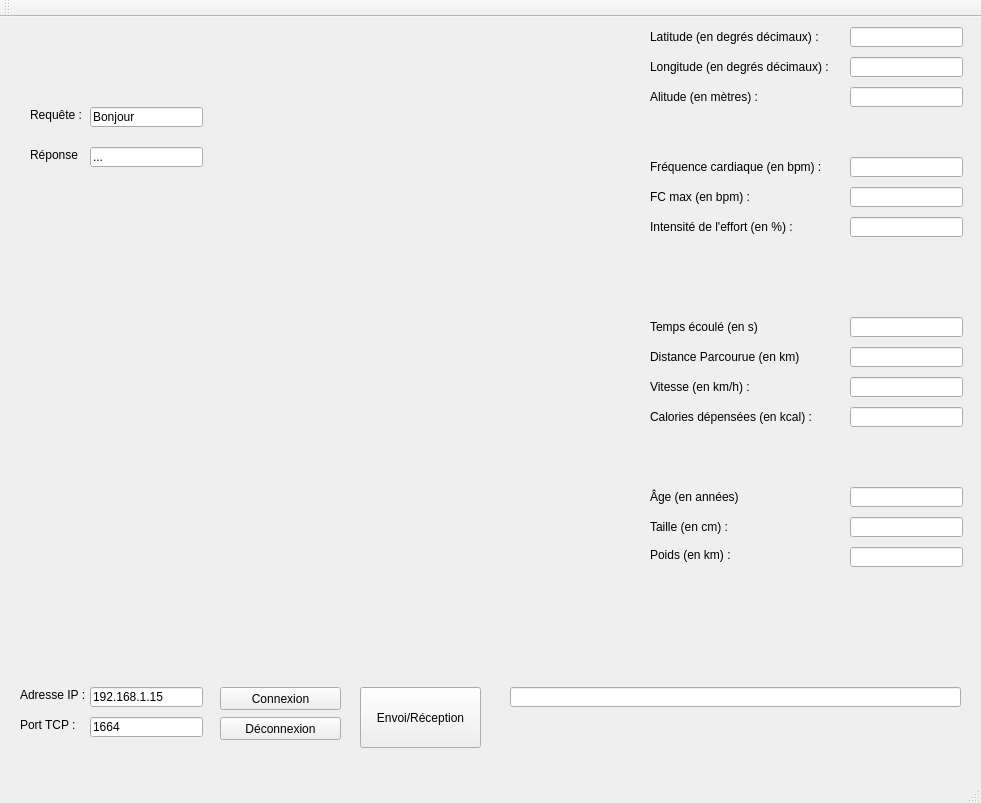
Before: the Qt Designer form mainwindow.ui in MAXouMAX991/telemetrie-marathon-lt, drawn with Qt 5.
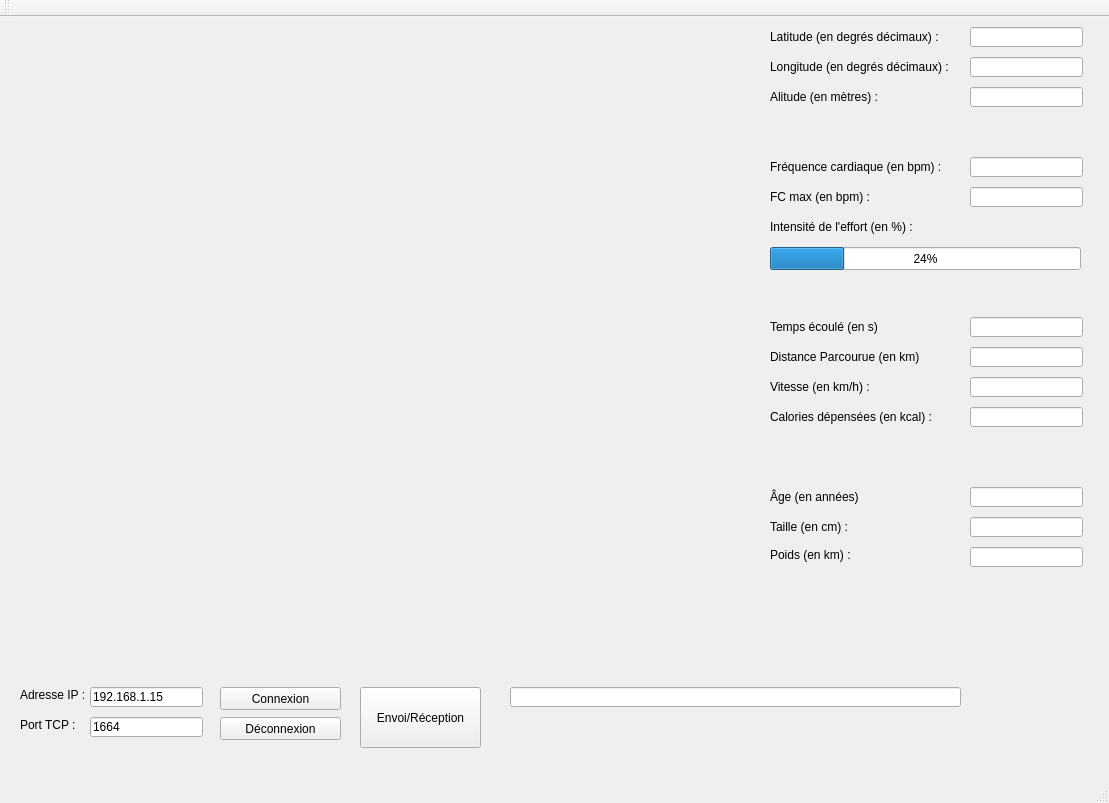
After: the same form once the commit is applied. Icons and pictures are not drawn.

Commit message: Affichage de la carte

Patch:
```diff
--- a/mainwindow.ui
+++ b/mainwindow.ui
@@ -6,7 +6,7 @@
    <rect>
     <x>0</x>
     <y>0</y>
-    <width>981</width>
+    <width>1109</width>
     <height>803</height>
    </rect>
   </property>
@@ -40,19 +40,6 @@
      <string>Port TCP :</string>
     </property>
    </widget>
-   <widget class="QLabel" name="label_3">
-    <property name="geometry">
-     <rect>
-      <x>30</x>
-      <y>90</y>
-      <width>71</width>
-      <height>16</height>
-     </rect>
-    </property>
-    <property name="text">
-     <string>Requête :</string>
-    </property>
-   </widget>
    <widget class="QLineEdit" name="lineEdit_ip">
     <property name="geometry">
      <rect>
@@ -79,45 +66,6 @@
      <string>1664</string>
     </property>
    </widget>
-   <widget class="QLineEdit" name="lineEdit_requete">
-    <property name="geometry">
-     <rect>
-      <x>90</x>
-      <y>90</y>
-      <width>113</width>
-      <height>20</height>
-     </rect>
-    </property>
-    <property name="text">
-     <string>Bonjour</string>
-    </property>
-   </widget>
-   <widget class="QLabel" name="label_4">
-    <property name="geometry">
-     <rect>
-      <x>30</x>
-      <y>130</y>
-      <width>51</width>
-      <height>16</height>
-     </rect>
-    </property>
-    <property name="text">
-     <string>Réponse :</string>
-    </property>
-   </widget>
-   <widget class="QLineEdit" name="lineEdit_reponse">
-    <property name="geometry">
-     <rect>
-      <x>90</x>
-      <y>130</y>
-      <width>113</width>
-      <height>20</height>
-     </rect>
-    </property>
-    <property name="text">
-     <string>...</string>
-    </property>
-   </widget>
    <widget class="QPushButton" name="connexionButton">
     <property name="geometry">
      <rect>
@@ -160,7 +108,7 @@
    <widget class="QLabel" name="label">
     <property name="geometry">
      <rect>
-      <x>650</x>
+      <x>770</x>
       <y>10</y>
       <width>171</width>
       <height>20</height>
@@ -173,7 +121,7 @@
    <widget class="QLabel" name="label_5">
     <property name="geometry">
      <rect>
-      <x>650</x>
+      <x>770</x>
       <y>40</y>
       <width>181</width>
       <height>20</height>
@@ -186,7 +134,7 @@
    <widget class="QLabel" name="label_6">
     <property name="geometry">
      <rect>
-      <x>650</x>
+      <x>770</x>
       <y>70</y>
       <width>111</width>
       <height>20</height>
@@ -199,7 +147,7 @@
    <widget class="QLabel" name="label_7">
     <property name="geometry">
      <rect>
-      <x>650</x>
+      <x>770</x>
       <y>140</y>
       <width>171</width>
       <height>20</height>
@@ -212,7 +160,7 @@
    <widget class="QLabel" name="label_8">
     <property name="geometry">
      <rect>
-      <x>650</x>
+      <x>770</x>
       <y>170</y>
       <width>101</width>
       <height>20</height>
@@ -225,7 +173,7 @@
    <widget class="QLabel" name="label_9">
     <property name="geometry">
      <rect>
-      <x>650</x>
+      <x>770</x>
       <y>200</y>
       <width>151</width>
       <height>20</height>
@@ -238,7 +186,7 @@
    <widget class="QLabel" name="label_10">
     <property name="geometry">
      <rect>
-      <x>650</x>
+      <x>770</x>
       <y>300</y>
       <width>111</width>
       <height>20</height>
@@ -251,7 +199,7 @@
    <widget class="QLabel" name="label_11">
     <property name="geometry">
      <rect>
-      <x>650</x>
+      <x>770</x>
       <y>330</y>
       <width>151</width>
       <height>20</height>
@@ -264,7 +212,7 @@
    <widget class="QLabel" name="label_12">
     <property name="geometry">
      <rect>
-      <x>650</x>
+      <x>770</x>
       <y>360</y>
       <width>101</width>
       <height>20</height>
@@ -277,7 +225,7 @@
    <widget class="QLabel" name="label_13">
     <property name="geometry">
      <rect>
-      <x>650</x>
+      <x>770</x>
       <y>390</y>
       <width>161</width>
       <height>20</height>
@@ -290,7 +238,7 @@
    <widget class="QLabel" name="label_14">
     <property name="geometry">
      <rect>
-      <x>650</x>
+      <x>770</x>
       <y>500</y>
       <width>81</width>
       <height>20</height>
@@ -303,7 +251,7 @@
    <widget class="QLabel" name="label_15">
     <property name="geometry">
      <rect>
-      <x>650</x>
+      <x>770</x>
       <y>530</y>
       <width>81</width>
       <height>16</height>
@@ -316,7 +264,7 @@
    <widget class="QLabel" name="label_16">
     <property name="geometry">
      <rect>
-      <x>650</x>
+      <x>770</x>
       <y>470</y>
       <width>91</width>
       <height>20</height>
@@ -329,7 +277,7 @@
    <widget class="QLineEdit" name="lineEdit_ip_2">
     <property name="geometry">
      <rect>
-      <x>850</x>
+      <x>970</x>
       <y>10</y>
       <width>113</width>
       <height>20</height>
@@ -342,7 +290,7 @@
    <widget class="QLineEdit" name="lineEdit_ip_3">
     <property name="geometry">
      <rect>
-      <x>850</x>
+      <x>970</x>
       <y>40</y>
       <width>113</width>
       <height>20</height>
@@ -355,7 +303,7 @@
    <widget class="QLineEdit" name="lineEdit_ip_4">
     <property name="geometry">
      <rect>
-      <x>850</x>
+      <x>970</x>
       <y>70</y>
       <width>113</width>
       <height>20</height>
@@ -368,7 +316,7 @@
    <widget class="QLineEdit" name="lineEdit_ip_5">
     <property name="geometry">
      <rect>
-      <x>850</x>
+      <x>970</x>
       <y>140</y>
       <width>113</width>
       <height>20</height>
@@ -381,7 +329,7 @@
    <widget class="QLineEdit" name="lineEdit_ip_6">
     <property name="geometry">
      <rect>
-      <x>850</x>
+      <x>970</x>
       <y>170</y>
       <width>113</width>
       <height>20</height>
@@ -391,23 +339,10 @@
      <string/>
     </property>
    </widget>
-   <widget class="QLineEdit" name="lineEdit_ip_7">
-    <property name="geometry">
-     <rect>
-      <x>850</x>
-      <y>200</y>
-      <width>113</width>
-      <height>20</height>
-     </rect>
-    </property>
-    <property name="text">
-     <string/>
-    </property>
-   </widget>
    <widget class="QLineEdit" name="lineEdit_ip_8">
     <property name="geometry">
      <rect>
-      <x>850</x>
+      <x>970</x>
       <y>300</y>
       <width>113</width>
       <height>20</height>
@@ -420,7 +355,7 @@
    <widget class="QLineEdit" name="lineEdit_ip_9">
     <property name="geometry">
      <rect>
-      <x>850</x>
+      <x>970</x>
       <y>330</y>
       <width>113</width>
       <height>20</height>
@@ -433,7 +368,7 @@
    <widget class="QLineEdit" name="lineEdit_ip_10">
     <property name="geometry">
      <rect>
-      <x>850</x>
+      <x>970</x>
       <y>360</y>
       <width>113</width>
       <height>20</height>
@@ -446,7 +381,7 @@
    <widget class="QLineEdit" name="lineEdit_ip_11">
     <property name="geometry">
      <rect>
-      <x>850</x>
+      <x>970</x>
       <y>390</y>
       <width>113</width>
       <height>20</height>
@@ -459,7 +394,7 @@
    <widget class="QLineEdit" name="lineEdit_ip_12">
     <property name="geometry">
      <rect>
-      <x>850</x>
+      <x>970</x>
       <y>470</y>
       <width>113</width>
       <height>20</height>
@@ -472,7 +407,7 @@
    <widget class="QLineEdit" name="lineEdit_ip_13">
     <property name="geometry">
      <rect>
-      <x>850</x>
+      <x>970</x>
       <y>500</y>
       <width>113</width>
       <height>20</height>
@@ -485,7 +420,7 @@
    <widget class="QLineEdit" name="lineEdit_ip_14">
     <property name="geometry">
      <rect>
-      <x>850</x>
+      <x>970</x>
       <y>530</y>
       <width>113</width>
       <height>20</height>
@@ -508,6 +443,35 @@
      <string/>
     </property>
    </widget>
+   <widget class="QProgressBar" name="progressBar">
+    <property name="geometry">
+     <rect>
+      <x>770</x>
+      <y>230</y>
+      <width>311</width>
+      <height>23</height>
+     </rect>
+    </property>
+    <property name="value">
+     <number>24</number>
+    </property>
+   </widget>
+   <widget class="QLabel" name="label_carte">
+    <property name="geometry">
+     <rect>
+      <x>10</x>
+      <y>10</y>
+      <width>694</width>
+      <height>638</height>
+     </rect>
+    </property>
+    <property name="text">
+     <string/>
+    </property>
+    <property name="pixmap">
+     <pixmap resource="ressources.qrc">:/carte_la_rochelle_plan.png</pixmap>
+    </property>
+   </widget>
   </widget>
   <widget class="QMenuBar" name="menuBar">
    <property name="geometry">
```
Left out of the diff: 6 changed lines with no effect on the pictures. The commit also changes 6 other files.
